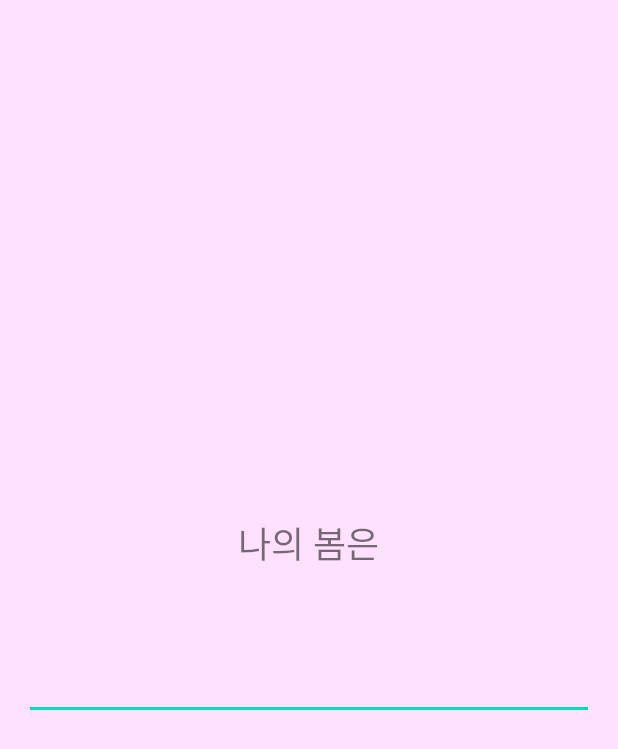
After one commit to gnwsb/fourseasons, an Android app: the fragment SeasonNoteFragment shown on its own in the app's theme, on a phone screen of 412 x 824 dp. The commit adds this screen. Shown: the top 749 px of the screen. Run offline under Robolectric (Android 15) with nearby library versions, the light colour scheme and no system bars.

Commit message:
3번 탭 구현중이용

```diff
--- /dev/null
+++ b/app/src/main/java/com/example/uma/SeasonNoteFragment.kt
@@ -0,0 +1,67 @@
+package com.example.seasonsapp
+
+import android.content.Context
+import android.content.SharedPreferences
+import android.os.Bundle
+import android.view.LayoutInflater
+import android.view.View
+import android.view.ViewGroup
+import android.widget.EditText
+import android.widget.TextView
+import androidx.fragment.app.Fragment
+
+class SeasonNoteFragment : Fragment() {
+
+    private lateinit var season: String
+    private lateinit var sharedPreferences: SharedPreferences
+
+    override fun onCreate(savedInstanceState: Bundle?) {
+        super.onCreate(savedInstanceState)
+        season = arguments?.getString("season") ?: "spring"
+    }
+
+    override fun onCreateView(
+        inflater: LayoutInflater, container: ViewGroup?,
+        savedInstanceState: Bundle?
+    ): View? {
+        return inflater.inflate(R.layout.fragment_spring_note, container, false)
+    }
+
+    override fun onViewCreated(view: View, savedInstanceState: Bundle?) {
+        super.onViewCreated(view, savedInstanceState)
+
+        sharedPreferences = requireContext().getSharedPreferences("seasons_prefs", Context.MODE_PRIVATE)
+
+        val titleTextView = view.findViewById<TextView>(R.id.titleTextView)
+        val inputEditText = view.findViewById<EditText>(R.id.inputEditText)
+
+        titleTextView.text = "나의 ${getSeasonName(season)}은"
+
+        val savedText = sharedPreferences.getString("${season}_text", "")
+        inputEditText.setText(savedText)
+
+        inputEditText.setOnFocusChangeListener { _, hasFocus ->
+            if (!hasFocus) {
+                sharedPreferences.edit().putString("${season}_text", inputEditText.text.toString()).apply()
+            }
+        }
+    }
+
+    private fun getSeasonName(season: String): String {
+        return when (season) {
+            "spring" -> "봄"
+            "summer" -> "여름"
+            "autumn" -> "가을"
+            "winter" -> "겨울"
+            else -> "봄"
+        }
+    }
+
+    companion object {
+        fun newInstance(season: String) = SeasonNoteFragment().apply {
+            arguments = Bundle().apply {
+                putString("season", season)
+            }
+        }
+    }
+}
--- a/app/src/main/java/com/example/uma/SeasonPagerAdapter.kt
+++ b/app/src/main/java/com/example/uma/SeasonPagerAdapter.kt
@@ -11,7 +11,7 @@ class SeasonPagerAdapter(fragment: Fragment, private val season: String) : Fragm
         return when (position) {
             0 -> ContactFragment.newInstance(season)
             1 -> AlbumFragment.newInstance(season)
-            2 -> EmptyFragment()
+            2 -> SeasonNoteFragment.newInstance(season)
             else -> throw IllegalStateException("Unexpected position $position")
         }
     }
--- /dev/null
+++ b/app/src/main/res/layout/fragment_spring_note.xml
@@ -0,0 +1,28 @@
+<?xml version="1.0" encoding="utf-8"?>
+<LinearLayout xmlns:android="http://schemas.android.com/apk/res/android"
+    android:layout_width="match_parent"
+    android:layout_height="match_parent"
+    android:orientation="vertical"
+    android:gravity="center"
+    android:padding="16dp"
+    android:background="#FFE1FE">
+
+    <TextView
+        android:id="@+id/titleTextView"
+        android:layout_width="wrap_content"
+        android:layout_height="wrap_content"
+        android:layout_marginBottom="16dp"
+        android:fontFamily="@font/kopubmedium"
+        android:text="나의 봄은"
+        android:textSize="24sp" />
+
+    <EditText
+        android:id="@+id/inputEditText"
+        android:layout_width="match_parent"
+        android:layout_height="84dp"
+        android:fontFamily="@font/kopublight"
+        android:gravity="center"
+        android:hint=" "
+        android:inputType="text"
+        android:maxLength="17" />
+</LinearLayout>
```
Also changed, not shown: app/src/main/java/com/example/uma/EmptyFragment.kt (+62 -0 lines), app/src/main/res/layout/fragment_autumn_note.xml (added, +29 -0 lines), app/src/main/res/layout/fragment_empty.xml (+25 -4 lines), app/src/main/res/layout/fragment_summer_note.xml (added, +29 -0 lines), app/src/main/res/layout/fragment_winter_note.xml (added, +29 -0 lines).
